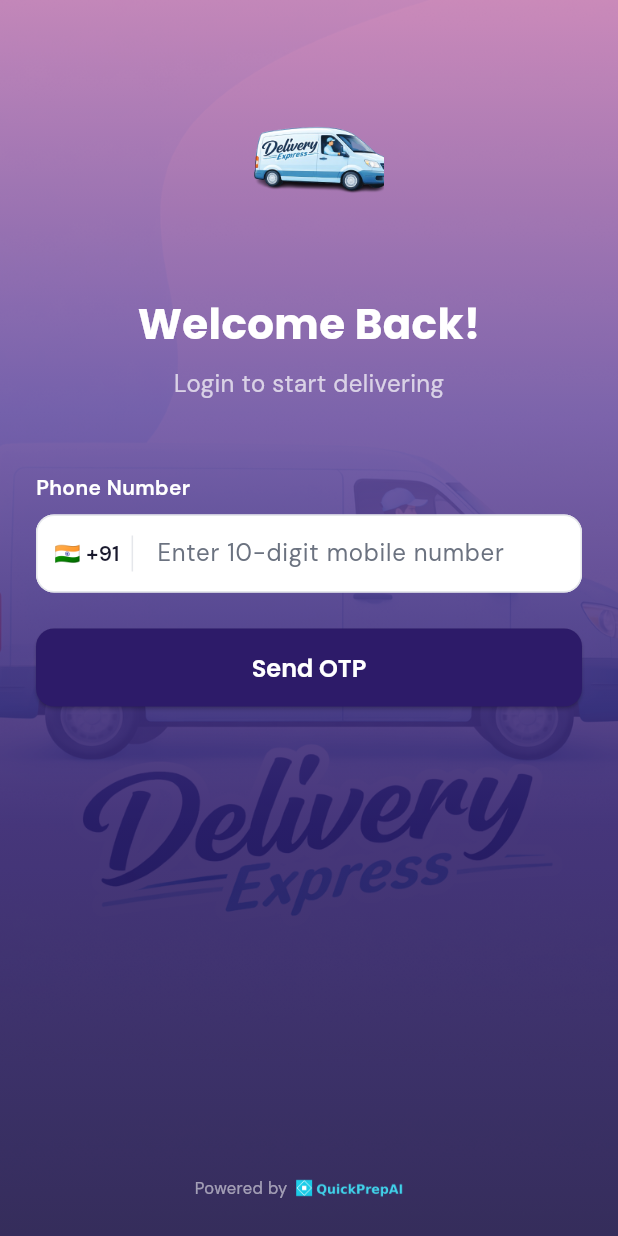
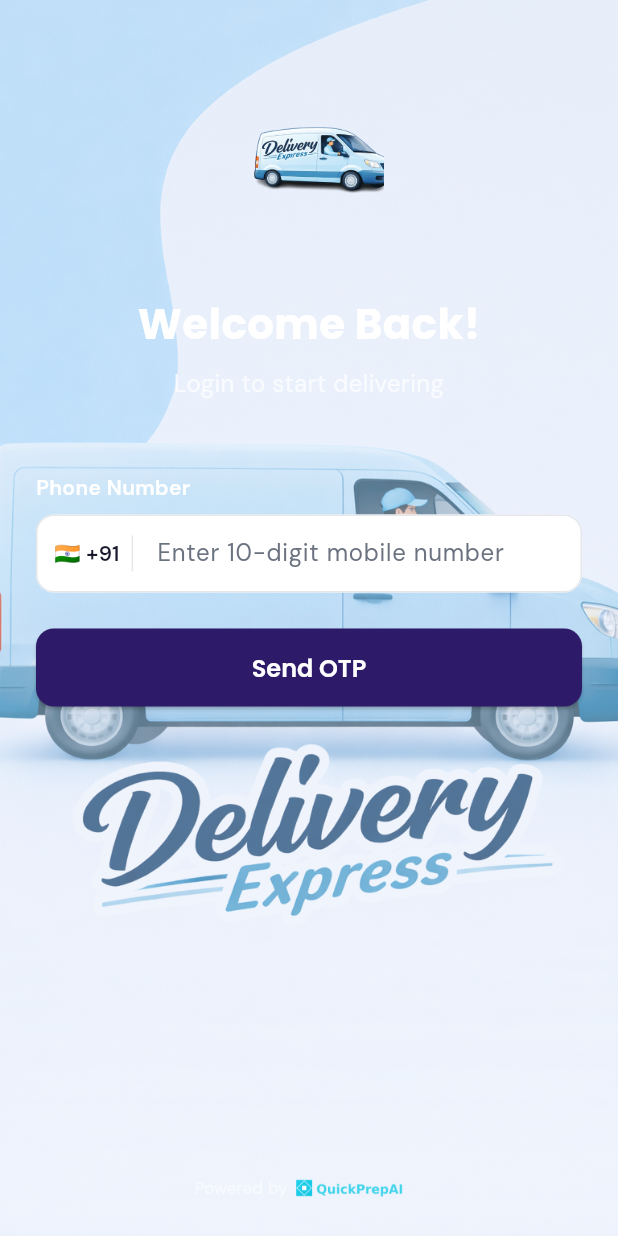
Before and after one commit to ashishsrivastava14/DeliveryPartnerApp, a Flutter app: the screen it shows after launch, on a phone screen of 412 x 824 dp. Run offline on Flutter 3.47's test engine with Material 3 defaults, Android fonts, the phone set to English and light mode, and no system bars; our stand-ins replace fl_chart, get, go_router, google_fonts.

Commit message:
Change the background image and theme color

```diff
--- a/delivery_partner_app/lib/core/theme/app_theme.dart
+++ b/delivery_partner_app/lib/core/theme/app_theme.dart
@@ -44,15 +44,15 @@ class AppColors {
 
 /// Gradient presets matching the delivery_bg.png color palette
 class AppGradients {
-  /// Main vertical gradient: deep navy-purple → sunset pink (top-to-bottom)
+  /// Main vertical gradient: light blue gradient (top-to-bottom)
   static const LinearGradient primary = LinearGradient(
     begin: Alignment.bottomCenter,
     end: Alignment.topCenter,
     colors: [
-      AppColors.primaryDark,
-      AppColors.primary,
-      AppColors.primaryLight,
-      AppColors.sunsetPink,
+      Color(0xFF87CEEB),
+      Color(0xFF5DADE2),
+      Color(0xFF3498DB),
+      Color(0xFF2E86C1),
     ],
   );
 
--- a/delivery_partner_app/lib/screens/auth/login_screen.dart
+++ b/delivery_partner_app/lib/screens/auth/login_screen.dart
@@ -21,16 +21,19 @@ class LoginScreen extends StatelessWidget {
         children: [
           // Gradient background matching delivery_bg.png
           Positioned.fill(
-            child: Container(
-              decoration: const BoxDecoration(
-                gradient: AppGradients.primary,
+            child: Opacity(
+              opacity: 0.2,
+              child: Container(
+                decoration: const BoxDecoration(
+                  gradient: AppGradients.primary,
+                ),
               ),
             ),
           ),
           // Background image with low opacity
           Positioned.fill(
             child: Opacity(
-              opacity: 0.12,
+              opacity: 0.62,
               child: Image.asset(
                 'assets/images/background.png',
                 fit: BoxFit.cover,
--- a/delivery_partner_app/lib/screens/auth/role_selector_screen.dart
+++ b/delivery_partner_app/lib/screens/auth/role_selector_screen.dart
@@ -19,9 +19,12 @@ class RoleSelectorScreen extends StatelessWidget {
         children: [
           // Gradient background
           Positioned.fill(
-            child: Container(
-              decoration: const BoxDecoration(
-                gradient: AppGradients.primary,
+            child: Opacity(
+              opacity: 0.2,
+              child: Container(
+                decoration: const BoxDecoration(
+                  gradient: AppGradients.primary,
+                ),
               ),
             ),
           ),
```
Also changed, not shown: delivery_partner_app/assets/images/background_role.png (added).
